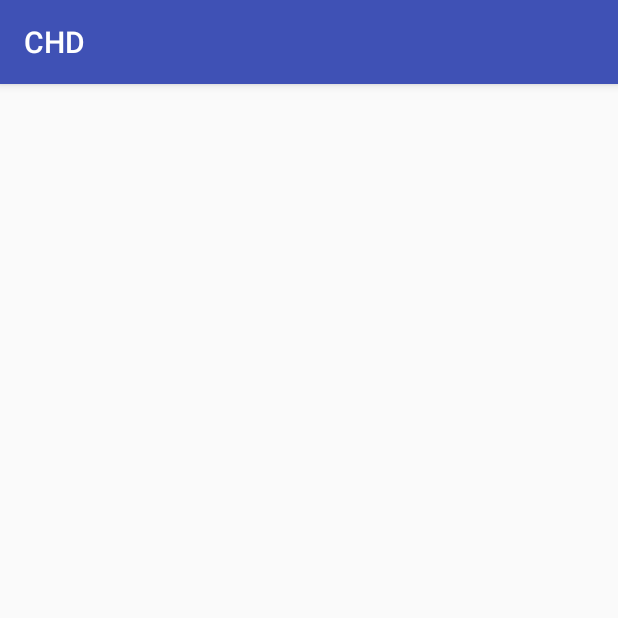
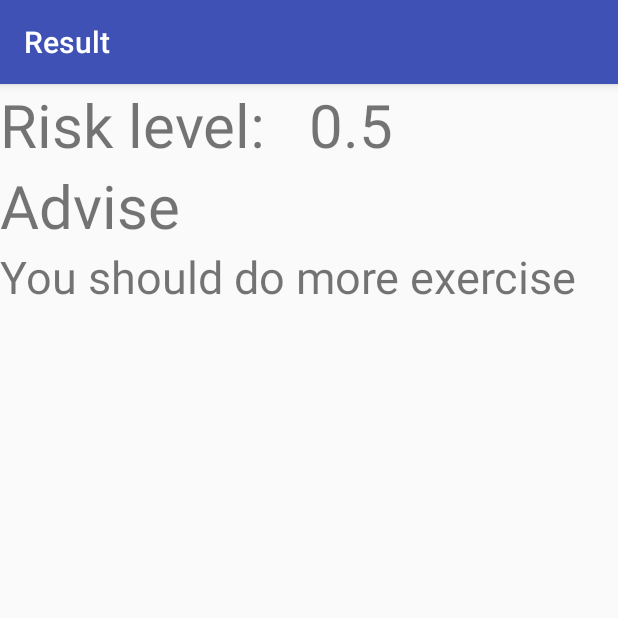
Before and after one commit to nguyenquang1995/CHD, an Android app: the ResultActivity screen opened directly, with no data from a screen before it, on a phone screen of 412 x 824 dp, the top half of it. Run offline under Robolectric (Android 15) with nearby library versions, the phone set to English and light mode, and no system bars.

Commit message:
finish ui

```diff
--- a/app/src/main/AndroidManifest.xml
+++ b/app/src/main/AndroidManifest.xml
@@ -15,8 +15,8 @@
                 <category android:name="android.intent.category.LAUNCHER"/>
             </intent-filter>
         </activity>
-        <activity android:name=".ResultActivity">
-        </activity>
+        <activity android:name=".ResultActivity"
+            android:label="@string/result_label"/>
     </application>
 
 </manifest>
--- a/app/src/main/java/com/example/framgia/chd/ResultActivity.java
+++ b/app/src/main/java/com/example/framgia/chd/ResultActivity.java
@@ -8,5 +8,7 @@ public class ResultActivity extends AppCompatActivity {
     protected void onCreate(Bundle savedInstanceState) {
         super.onCreate(savedInstanceState);
         setContentView(R.layout.activity_result);
+        initViews();
     }
+    private void initViews() {}
 }
--- a/app/src/main/res/layout/activity_main.xml
+++ b/app/src/main/res/layout/activity_main.xml
@@ -2,7 +2,8 @@
 <ScrollView
     xmlns:android="http://schemas.android.com/apk/res/android"
     android:layout_width="match_parent"
-    android:layout_height="match_parent">
+    android:layout_height="match_parent"
+    android:paddingLeft="@dimen/activity_horizontal_margin">
 
     <LinearLayout
         android:layout_marginTop="@dimen/activity_vertical_margin"
--- a/app/src/main/res/layout/activity_result.xml
+++ b/app/src/main/res/layout/activity_result.xml
@@ -2,5 +2,38 @@
 <LinearLayout
     xmlns:android="http://schemas.android.com/apk/res/android"
     android:layout_width="match_parent"
-    android:layout_height="match_parent">
+    android:layout_height="match_parent"
+    android:orientation="vertical">
+
+    <LinearLayout
+        android:layout_width="match_parent"
+        android:layout_height="wrap_content"
+        android:orientation="horizontal">
+
+        <TextView
+            android:layout_width="0dp"
+            android:layout_height="wrap_content"
+            android:layout_weight="5"
+            android:text="Risk level:"
+            android:textSize="40sp"/>
+
+        <TextView
+            android:layout_width="0dp"
+            android:layout_height="wrap_content"
+            android:layout_weight="5"
+            android:text="0.5"
+            android:textSize="40sp"/>
+    </LinearLayout>
+
+    <TextView
+        android:layout_width="wrap_content"
+        android:layout_height="wrap_content"
+        android:text="Advise"
+        android:textSize="40sp"/>
+
+    <TextView
+        android:layout_width="match_parent"
+        android:layout_height="wrap_content"
+        android:text="You should do more exercise"
+        android:textSize="30sp"/>
 </LinearLayout>
--- a/app/src/main/res/values/strings.xml
+++ b/app/src/main/res/values/strings.xml
@@ -1,5 +1,6 @@
 <resources>
     <string name="app_name">CHD</string>
+    <string name="result_label">Result</string>
     <string name="hint_name">Name</string>
     <string name="hint_age">Age</string>
     <string name="gender_string">Gender</string>
```
